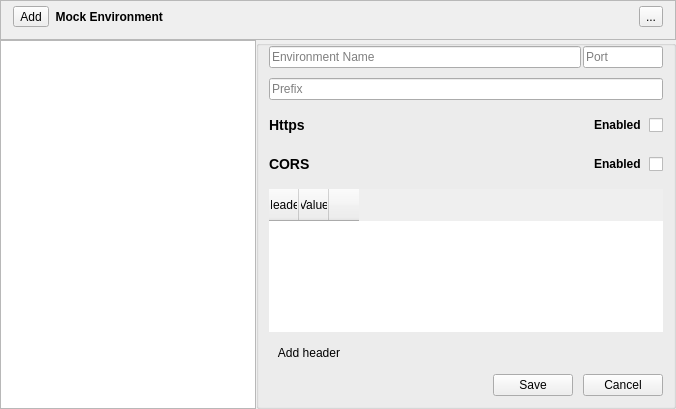
The window that templates/environment.ui (swavan/oneui) describes before a commit, drawn with Qt 5.
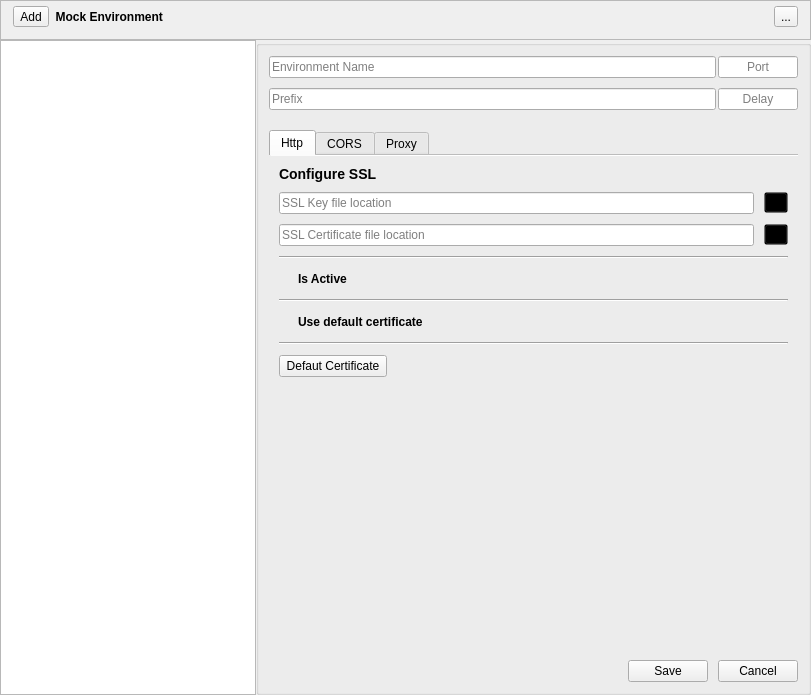
The same window after the commit. Icons and pictures are not drawn.

Commit message: Added proxy support

```diff
--- a/templates/environment.ui
+++ b/templates/environment.ui
@@ -6,8 +6,8 @@
    <rect>
     <x>0</x>
     <y>0</y>
-    <width>676</width>
-    <height>409</height>
+    <width>811</width>
+    <height>695</height>
    </rect>
   </property>
   <property name="windowTitle">
@@ -149,7 +149,7 @@
             <property name="title">
              <string/>
             </property>
-            <layout class="QVBoxLayout" name="verticalLayout_5" stretch="0,0,0,0,0,0,0">
+            <layout class="QVBoxLayout" name="verticalLayout_5" stretch="0,0,0,0">
              <property name="spacing">
               <number>10</number>
              </property>
@@ -157,7 +157,7 @@
               <number>10</number>
              </property>
              <property name="topMargin">
-              <number>0</number>
+              <number>10</number>
              </property>
              <property name="rightMargin">
               <number>10</number>
@@ -193,6 +193,9 @@
                  <property name="placeholderText">
                   <string>Environment Name</string>
                  </property>
+                 <property name="clearButtonEnabled">
+                  <bool>true</bool>
+                 </property>
                 </widget>
                </item>
                <item>
@@ -221,6 +224,9 @@
                  <property name="text">
                   <string/>
                  </property>
+                 <property name="alignment">
+                  <set>Qt::AlignCenter</set>
+                 </property>
                  <property name="placeholderText">
                   <string>Port</string>
                  </property>
@@ -229,6 +235,16 @@
               </layout>
              </item>
              <item>
+              <layout class="QVBoxLayout" name="verticalLayout_6">
+               <property name="bottomMargin">
+                <number>10</number>
+               </property>
+               <item>
+                <layout class="QHBoxLayout" name="horizontalLayout_8" stretch="1,0">
+                 <property name="spacing">
+                  <number>2</number>
+                 </property>
+                 <item>
               <widget class="QLineEdit" name="mock_env_prefix_input">
                <property name="placeholderText">
                 <string>Prefix</string>
@@ -236,103 +252,286 @@
               </widget>
              </item>
              <item>
-              <widget class="QFrame" name="frame_3">
-               <property name="frameShape">
-                <enum>QFrame::NoFrame</enum>
-               </property>
-               <property name="frameShadow">
-                <enum>QFrame::Raised</enum>
-               </property>
-               <layout class="QHBoxLayout" name="horizontalLayout_3">
+                  <widget class="QLineEdit" name="mock_env_delay_input">
+                   <property name="maximumSize">
+                    <size>
+                     <width>80</width>
+                     <height>16777215</height>
+                    </size>
+                   </property>
+                   <property name="inputMask">
+                    <string/>
+                   </property>
+                   <property name="alignment">
+                    <set>Qt::AlignCenter</set>
+                   </property>
+                   <property name="placeholderText">
+                    <string>Delay</string>
+                   </property>
+                  </widget>
+                 </item>
+                </layout>
+               </item>
+              </layout>
+             </item>
+             <item>
+              <widget class="QTabWidget" name="mock_env_proxy_https_env_input">
+               <property name="layoutDirection">
+                <enum>Qt::LeftToRight</enum>
+               </property>
+               <property name="tabPosition">
+                <enum>QTabWidget::North</enum>
+               </property>
+               <property name="tabShape">
+                <enum>QTabWidget::Rounded</enum>
+               </property>
+               <property name="currentIndex">
+                <number>0</number>
+               </property>
+               <property name="usesScrollButtons">
+                <bool>true</bool>
+               </property>
+               <property name="documentMode">
+                <bool>true</bool>
+               </property>
+               <widget class="QWidget" name="mockEnvHttpTab">
+                <property name="styleSheet">
+                 <string notr="true"/>
+                </property>
+                <attribute name="title">
+                 <string>Http</string>
+                </attribute>
+                <layout class="QVBoxLayout" name="verticalLayout_3">
+                 <property name="spacing">
+                  <number>10</number>
+                 </property>
                 <property name="leftMargin">
-                 <number>0</number>
+                  <number>10</number>
                 </property>
                 <property name="topMargin">
-                 <number>5</number>
+                  <number>0</number>
                 </property>
                 <property name="rightMargin">
-                 <number>0</number>
+                  <number>10</number>
                 </property>
                 <property name="bottomMargin">
-                 <number>4</number>
+                  <number>0</number>
+                 </property>
+                 <item>
+                  <layout class="QHBoxLayout" name="horizontalLayout_5" stretch="0">
+                   <property name="spacing">
+                    <number>0</number>
+                   </property>
+                   <property name="topMargin">
+                    <number>10</number>
                 </property>
                 <item>
                  <widget class="QLabel" name="label">
                   <property name="styleSheet">
-                   <string notr="true">font-weight: bold;
+                      <string notr="true">background: transparent;
+font-weight: bold;
 font-size: 14px;</string>
                   </property>
                   <property name="text">
-                   <string>Https</string>
+                      <string>Configure SSL</string>
+                     </property>
+                    </widget>
+                   </item>
+                  </layout>
+                 </item>
+                 <item>
+                  <layout class="QHBoxLayout" name="horizontalLayout_3">
+                   <item>
+                    <widget class="QLineEdit" name="mock_env_ssl_key_input">
+                     <property name="enabled">
+                      <bool>true</bool>
+                     </property>
+                     <property name="readOnly">
+                      <bool>false</bool>
+                     </property>
+                     <property name="placeholderText">
+                      <string>SSL Key file location</string>
+                     </property>
+                     <property name="clearButtonEnabled">
+                      <bool>true</bool>
+                     </property>
+                    </widget>
+                   </item>
+                   <item>
+                    <widget class="QToolButton" name="mock_env_ssl_key_btn">
+                     <property name="styleSheet">
+                      <string notr="true">background: transparent;</string>
+                     </property>
+                     <property name="text">
+                      <string>...</string>
+                     </property>
+                     <property name="icon">
+                      <iconset>
+                       <normaloff>../assets/images/icons/file.png</normaloff>../assets/images/icons/file.png</iconset>
+                     </property>
+                    </widget>
+                   </item>
+                  </layout>
+                 </item>
+                 <item>
+                  <layout class="QHBoxLayout" name="horizontalLayout_4">
+                   <item>
+                    <widget class="QLineEdit" name="mock_env_ssl_cert_input">
+                     <property name="enabled">
+                      <bool>true</bool>
+                     </property>
+                     <property name="readOnly">
+                      <bool>false</bool>
+                     </property>
+                     <property name="placeholderText">
+                      <string>SSL Certificate file location</string>
+                     </property>
+                     <property name="clearButtonEnabled">
+                      <bool>true</bool>
+                     </property>
+                    </widget>
+                   </item>
+                   <item>
+                    <widget class="QToolButton" name="mock_env_ssl_cert_btn">
+                     <property name="styleSheet">
+                      <string notr="true">background: transparent;</string>
+                     </property>
+                     <property name="text">
+                      <string>...</string>
+                     </property>
+                     <property name="icon">
+                      <iconset>
+                       <normaloff>../assets/images/icons/file.png</normaloff>../assets/images/icons/file.png</iconset>
+                     </property>
+                    </widget>
+                   </item>
+                  </layout>
+                 </item>
+                 <item>
+                  <widget class="Line" name="line">
+                   <property name="orientation">
+                    <enum>Qt::Horizontal</enum>
                   </property>
                  </widget>
                 </item>
                 <item>
                  <widget class="QCheckBox" name="mock_env_https_status">
+                   <property name="sizePolicy">
+                    <sizepolicy hsizetype="Fixed" vsizetype="Fixed">
+                     <horstretch>0</horstretch>
+                     <verstretch>0</verstretch>
+                    </sizepolicy>
+                   </property>
+                   <property name="toolTip">
+                    <string>Status ( Has to be check to use HTTPS )</string>
+                   </property>
                   <property name="layoutDirection">
-                   <enum>Qt::RightToLeft</enum>
+                    <enum>Qt::LeftToRight</enum>
                   </property>
                   <property name="styleSheet">
-                   <string notr="true">font-weight: bold;
-font-size: 12px;</string>
+                    <string notr="true">background: transparent;
+font-weight: bold;</string>
                   </property>
                   <property name="text">
-                   <string> Enabled </string>
+                    <string>Is Active</string>
                   </property>
                  </widget>
                 </item>
-               </layout>
-              </widget>
-             </item>
-             <item>
-              <layout class="QHBoxLayout" name="horizontalLayout_5">
-               <property name="topMargin">
-                <number>5</number>
-               </property>
-               <property name="bottomMargin">
-                <number>5</number>
-               </property>
-               <item>
-                <widget class="QLabel" name="label_2">
-                 <property name="sizePolicy">
-                  <sizepolicy hsizetype="Minimum" vsizetype="Preferred">
-                   <horstretch>0</horstretch>
-                   <verstretch>0</verstretch>
-                  </sizepolicy>
-                 </property>
+                 <item>
+                  <widget class="Line" name="line_2">
+                   <property name="orientation">
+                    <enum>Qt::Horizontal</enum>
+                   </property>
+                  </widget>
+                 </item>
+                 <item>
+                  <widget class="QCheckBox" name="mock_env_default_ssl_status">
+                   <property name="sizePolicy">
+                    <sizepolicy hsizetype="Expanding" vsizetype="Fixed">
+                     <horstretch>0</horstretch>
+                     <verstretch>0</verstretch>
+                    </sizepolicy>
+                   </property>
+                   <property name="toolTip">
+                    <string>Check if you like to load your own SSL</string>
+                   </property>
+                   <property name="layoutDirection">
+                    <enum>Qt::LeftToRight</enum>
+                   </property>
+                   <property name="styleSheet">
+                    <string notr="true">background: transparent;
+font-weight: bold;</string>
+                   </property>
+                   <property name="text">
+                    <string>Use default certificate</string>
+                   </property>
+                  </widget>
+                 </item>
+                 <item>
+                  <widget class="Line" name="line_4">
+                   <property name="orientation">
+                    <enum>Qt::Horizontal</enum>
+                   </property>
+                  </widget>
+                 </item>
+                 <item>
+                  <widget class="QPushButton" name="mock_env_cert_download_btn">
+                   <property name="sizePolicy">
+                    <sizepolicy hsizetype="Fixed" vsizetype="Fixed">
+                     <horstretch>0</horstretch>
+                     <verstretch>0</verstretch>
+                    </sizepolicy>
+                   </property>
+                   <property name="toolTip">
+                    <string>Download SwaVan SSL and mark as trusted</string>
+                   </property>
+                   <property name="text">
+                    <string> Defaut Certificate </string>
+                   </property>
+                  </widget>
+                 </item>
+                 <item>
+                  <spacer name="verticalSpacer_2">
+                   <property name="orientation">
+                    <enum>Qt::Vertical</enum>
+                   </property>
+                   <property name="sizeHint" stdset="0">
+                    <size>
+                     <width>20</width>
+                     <height>40</height>
+                    </size>
+                   </property>
+                  </spacer>
+                 </item>
+                </layout>
+               </widget>
+               <widget class="QWidget" name="mockEnvCorsTab">
                  <property name="styleSheet">
-                  <string notr="true">font-weight: bold;
-font-size: 14px;</string>
-                 </property>
-                 <property name="text">
+                 <string notr="true"/>
+                </property>
+                <attribute name="title">
                   <string>CORS</string>
+                </attribute>
+                <layout class="QVBoxLayout" name="verticalLayout_4">
+                 <property name="spacing">
+                  <number>10</number>
                  </property>
-                </widget>
-               </item>
-               <item>
-                <widget class="QCheckBox" name="mock_env_cors_status">
-                 <property name="layoutDirection">
-                  <enum>Qt::RightToLeft</enum>
+                 <property name="leftMargin">
+                  <number>10</number>
                  </property>
-                 <property name="styleSheet">
-                  <string notr="true">font-weight: bold;
-font-size: 12px;
-</string>
+                 <property name="topMargin">
+                  <number>10</number>
                  </property>
-                 <property name="text">
-                  <string> Enabled </string>
+                 <property name="rightMargin">
+                  <number>10</number>
                  </property>
-                </widget>
-               </item>
-              </layout>
-             </item>
+                 <property name="bottomMargin">
+                  <number>10</number>
+                 </property>
              <item>
               <widget class="QTableWidget" name="mock_env_cors_headers">
-               <property name="layoutDirection">
-                <enum>Qt::LeftToRight</enum>
-               </property>
-               <property name="frameShape">
-                <enum>QFrame::NoFrame</enum>
+                   <property name="styleSheet">
+                    <string notr="true"/>
                </property>
                <property name="verticalScrollBarPolicy">
                 <enum>Qt::ScrollBarAlwaysOff</enum>
@@ -340,115 +539,47 @@
                <property name="horizontalScrollBarPolicy">
                 <enum>Qt::ScrollBarAlwaysOff</enum>
                </property>
-               <property name="sizeAdjustPolicy">
-                <enum>QAbstractScrollArea::AdjustToContentsOnFirstShow</enum>
-               </property>
-               <property name="autoScroll">
-                <bool>false</bool>
-               </property>
-               <property name="selectionMode">
-                <enum>QAbstractItemView::SingleSelection</enum>
-               </property>
-               <property name="selectionBehavior">
-                <enum>QAbstractItemView::SelectRows</enum>
-               </property>
                <property name="showGrid">
                 <bool>false</bool>
                </property>
-               <property name="gridStyle">
-                <enum>Qt::NoPen</enum>
-               </property>
-               <property name="sortingEnabled">
-                <bool>true</bool>
-               </property>
                <property name="cornerButtonEnabled">
-                <bool>true</bool>
-               </property>
-               <property name="rowCount">
-                <number>0</number>
+                    <bool>false</bool>
                </property>
                <attribute name="horizontalHeaderVisible">
-                <bool>true</bool>
+                    <bool>false</bool>
                </attribute>
                <attribute name="horizontalHeaderCascadingSectionResizes">
                 <bool>true</bool>
                </attribute>
-               <attribute name="horizontalHeaderMinimumSectionSize">
-                <number>30</number>
-               </attribute>
                <attribute name="horizontalHeaderDefaultSectionSize">
                 <number>30</number>
                </attribute>
                <attribute name="horizontalHeaderHighlightSections">
                 <bool>true</bool>
                </attribute>
-               <attribute name="horizontalHeaderShowSortIndicator" stdset="0">
-                <bool>true</bool>
-               </attribute>
-               <attribute name="horizontalHeaderStretchLastSection">
-                <bool>false</bool>
-               </attribute>
                <attribute name="verticalHeaderVisible">
                 <bool>false</bool>
                </attribute>
+                   <attribute name="verticalHeaderMinimumSectionSize">
+                    <number>36</number>
+                   </attribute>
                <attribute name="verticalHeaderHighlightSections">
                 <bool>false</bool>
                </attribute>
-               <attribute name="verticalHeaderStretchLastSection">
-                <bool>false</bool>
-               </attribute>
                <column>
                 <property name="text">
-                 <string>Header</string>
+                     <string>New Column</string>
                 </property>
                </column>
                <column>
                 <property name="text">
                  <string>Value</string>
                 </property>
-                <property name="foreground">
-                 <brush brushstyle="NoBrush">
-                  <color alpha="255">
-                   <red>255</red>
-                   <green>0</green>
-                   <blue>0</blue>
-                  </color>
-                 </brush>
-                </property>
                </column>
                <column>
                 <property name="text">
                  <string/>
                 </property>
-                <property name="toolTip">
-                 <string>Remove</string>
-                </property>
-                <property name="font">
-                 <font>
-                  <pointsize>18</pointsize>
-                  <weight>75</weight>
-                  <bold>true</bold>
-                 </font>
-                </property>
-                <property name="textAlignment">
-                 <set>AlignLeading|AlignVCenter</set>
-                </property>
-                <property name="background">
-                 <color>
-                  <red>255</red>
-                  <green>0</green>
-                  <blue>0</blue>
-                 </color>
-                </property>
-                <property name="foreground">
-                 <brush brushstyle="NoBrush">
-                  <color alpha="255">
-                   <red>255</red>
-                   <green>0</green>
-                   <blue>0</blue>
-                  </color>
-                 </brush>
-                </property>
                </column>
               </widget>
              </item>
@@ -461,15 +592,112 @@
                 </sizepolicy>
                </property>
                <property name="text">
-                <string>Add header</string>
-               </property>
-               <property name="icon">
-                <iconset>
-                 <normaloff>../assets/images/icons/header.ico</normaloff>../assets/images/icons/header.ico</iconset>
-               </property>
-               <property name="flat">
-                <bool>true</bool>
-               </property>
+                    <string>Add CORS</string>
+                   </property>
+                  </widget>
+                 </item>
+                 <item>
+                  <widget class="QCheckBox" name="mock_env_cors_status">
+                   <property name="layoutDirection">
+                    <enum>Qt::LeftToRight</enum>
+                   </property>
+                   <property name="styleSheet">
+                    <string notr="true">background: transparent;
+font-weight: bold;</string>
+                   </property>
+                   <property name="text">
+                    <string>Is Active</string>
+                   </property>
+                  </widget>
+                 </item>
+                </layout>
+               </widget>
+               <widget class="QWidget" name="mockEnvProxyTab">
+                <attribute name="title">
+                 <string>Proxy</string>
+                </attribute>
+                <layout class="QVBoxLayout" name="verticalLayout_5">
+                 <item>
+                  <widget class="QLineEdit" name="mock_env_proxy_http_input">
+                   <property name="placeholderText">
+                    <string>Proxy server http url</string>
+                   </property>
+                  </widget>
+                 </item>
+                 <item>
+                  <widget class="QLineEdit" name="mock_env_proxy_https_input">
+                   <property name="placeholderText">
+                    <string>Proxy server https url</string>
+                   </property>
+                  </widget>
+                 </item>
+                 <item>
+                  <widget class="Line" name="line_3">
+                   <property name="orientation">
+                    <enum>Qt::Horizontal</enum>
+                   </property>
+                  </widget>
+                 </item>
+                 <item>
+                  <widget class="QLineEdit" name="mock_proxy_http_env_input">
+                   <property name="toolTip">
+                    <string>Username stored in memory only</string>
+                   </property>
+                   <property name="placeholderText">
+                    <string>Proxy Http Config Environment</string>
+                   </property>
+                  </widget>
+                 </item>
+                 <item>
+                  <widget class="QLineEdit" name="mock_proxy_https_env_input">
+                   <property name="toolTip">
+                    <string>Passowrd store in memory only</string>
+                   </property>
+                   <property name="echoMode">
+                    <enum>QLineEdit::Normal</enum>
+                   </property>
+                   <property name="placeholderText">
+                    <string>Proxy Https Config Environment</string>
+                   </property>
+                  </widget>
+                 </item>
+                 <item>
+                  <layout class="QVBoxLayout" name="verticalLayout_7">
+                   <item>
+                    <widget class="Line" name="line_5">
+                     <property name="orientation">
+                      <enum>Qt::Horizontal</enum>
+                     </property>
+                    </widget>
+                   </item>
+                  </layout>
+                 </item>
+                 <item>
+                  <widget class="QCheckBox" name="mock_env_proxy_status">
+                   <property name="styleSheet">
+                    <string notr="true">background: transparent;
+font-weight: bold;</string>
+                   </property>
+                   <property name="text">
+                    <string>Is Active ?</string>
+                   </property>
+                  </widget>
+                 </item>
+                 <item>
+                  <spacer name="verticalSpacer">
+                   <property name="orientation">
+                    <enum>Qt::Vertical</enum>
+                   </property>
+                   <property name="sizeHint" stdset="0">
+                    <size>
+                     <width>20</width>
+                     <height>40</height>
+                    </size>
+                   </property>
+                  </spacer>
+                 </item>
+                </layout>
+               </widget>
               </widget>
              </item>
              <item>
```
Lines whose indentation alone changed are shown as unchanged. The commit also changes 25 other files.
